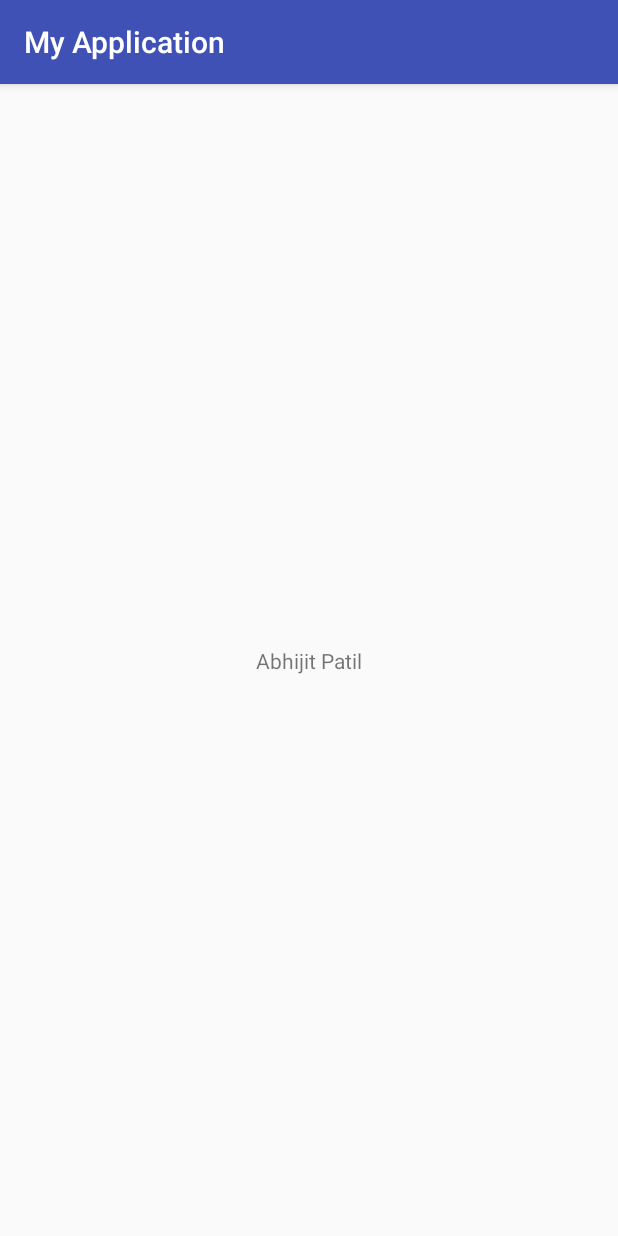
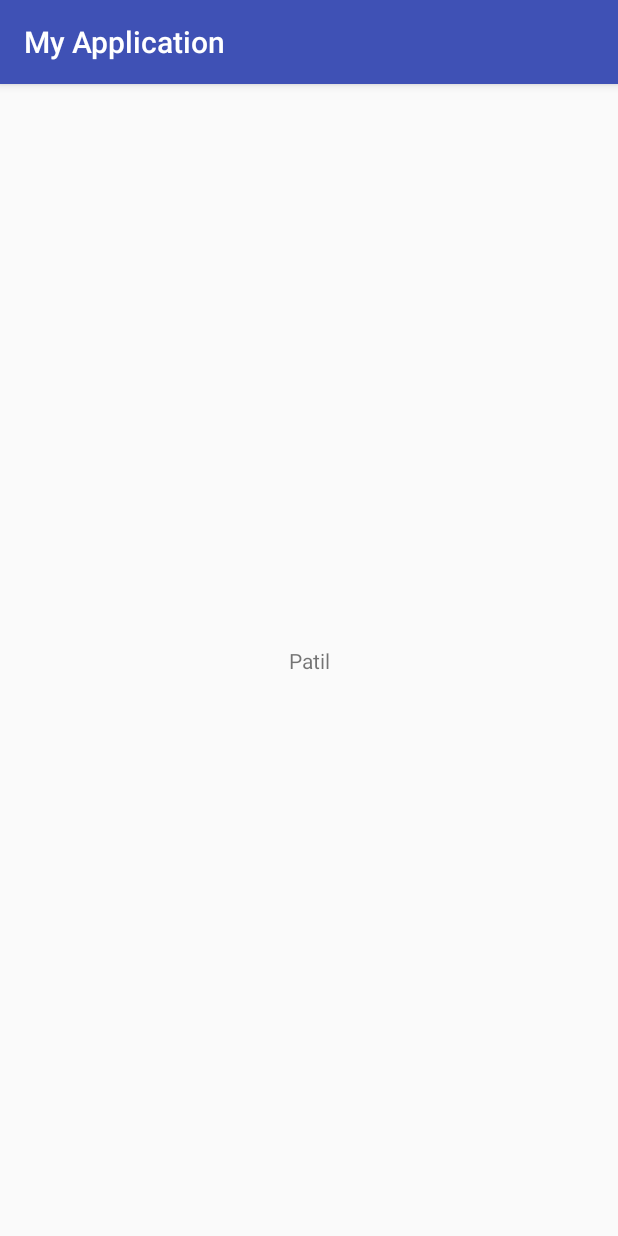
Before and after one commit to lalit9819/MyApplication, an Android app: the screen it shows after launch (MainActivity), on a phone screen of 412 x 824 dp. Run offline under Robolectric (Android 15) with nearby library versions, the phone set to English and light mode, and no system bars.

Commit message:
Fifth Commit

```diff
--- a/app/src/main/java/karuyaki/com/myapplication/MainActivity.java
+++ b/app/src/main/java/karuyaki/com/myapplication/MainActivity.java
@@ -13,6 +13,6 @@ public class MainActivity extends AppCompatActivity {
         super.onCreate(savedInstanceState);
         setContentView(R.layout.activity_main);
         txtHello= (TextView) findViewById(R.id.hello);
-        txtHello.setText("Abhijit Patil");
+        txtHello.setText("Patil");
     }
 }
```
